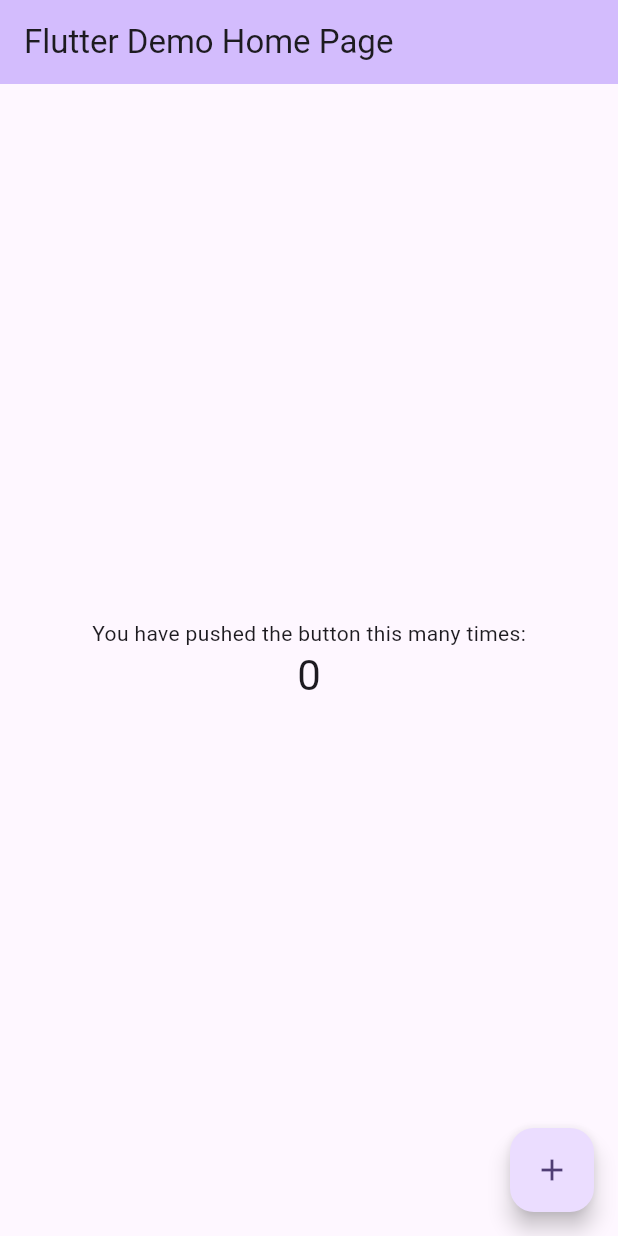
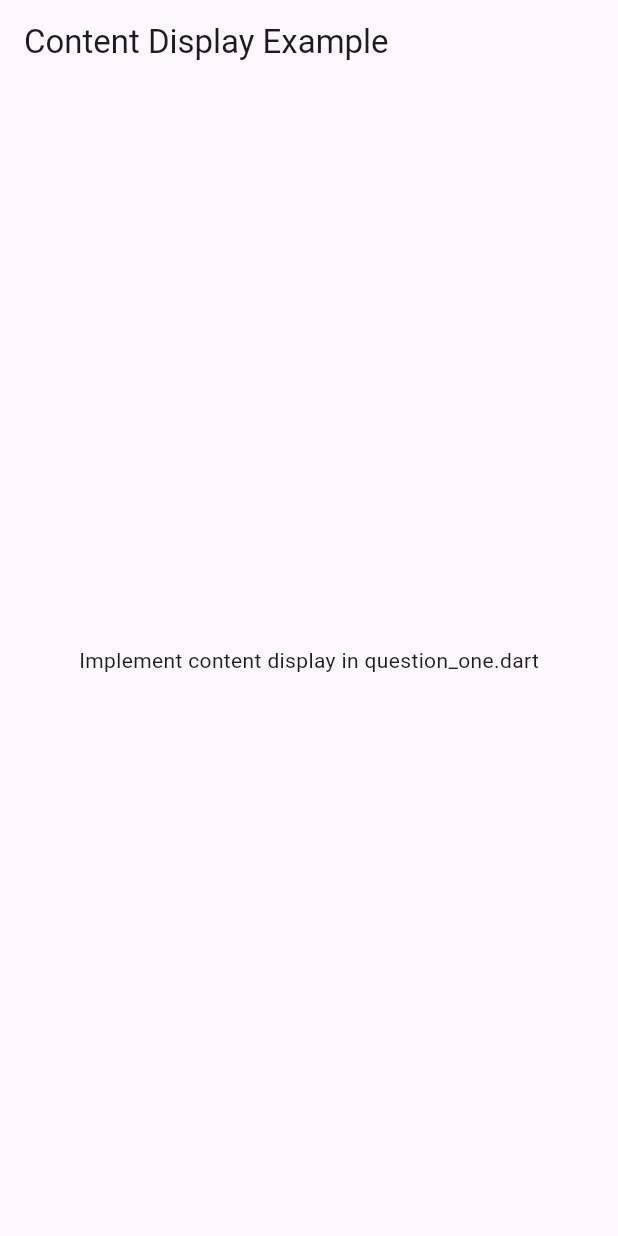
Before and after one commit to 24shrouk/task_one, a Flutter app: the screen it shows after launch, on a phone screen of 412 x 824 dp. Run offline on Flutter 3.47's test engine with Material 3 defaults, Android fonts, the phone set to English and light mode, and no system bars.

Commit message:
5 questions

```diff
--- a/lib/main.dart
+++ b/lib/main.dart
@@ -1,122 +1,21 @@
 import 'package:flutter/material.dart';
 
 void main() {
-  runApp(const MyApp());
+  runApp(const TaskOne());
 }
 
-class MyApp extends StatelessWidget {
-  const MyApp({super.key});
+class TaskOne extends StatelessWidget {
+  const TaskOne({super.key});
 
-  // This widget is the root of your application.
   @override
   Widget build(BuildContext context) {
     return MaterialApp(
-      title: 'Flutter Demo',
-      theme: ThemeData(
-        // This is the theme of your application.
-        //
-        // TRY THIS: Try running your application with "flutter run". You'll see
-        // the application has a purple toolbar. Then, without quitting the app,
-        // try changing the seedColor in the colorScheme below to Colors.green
-        // and then invoke "hot reload" (save your changes or press the "hot
-        // reload" button in a Flutter-supported IDE, or press "r" if you used
-        // the command line to start the app).
-        //
-        // Notice that the counter didn't reset back to zero; the application
-        // state is not lost during the reload. To reset the state, use hot
-        // restart instead.
-        //
-        // This works for code too, not just values: Most code changes can be
-        // tested with just a hot reload.
-        colorScheme: ColorScheme.fromSeed(seedColor: Colors.deepPurple),
+      home: Scaffold(
+        appBar: AppBar(title: const Text('Content Display Example')),
+        body: const Center(
+          child: Text('Implement content display in question_one.dart'),
+        ),
       ),
-      home: const MyHomePage(title: 'Flutter Demo Home Page'),
     );
   }
 }
-
-class MyHomePage extends StatefulWidget {
-  const MyHomePage({super.key, required this.title});
-
-  // This widget is the home page of your application. It is stateful, meaning
-  // that it has a State object (defined below) that contains fields that affect
-  // how it looks.
-
-  // This class is the configuration for the state. It holds the values (in this
-  // case the title) provided by the parent (in this case the App widget) and
-  // used by the build method of the State. Fields in a Widget subclass are
-  // always marked "final".
-
-  final String title;
-
-  @override
-  State<MyHomePage> createState() => _MyHomePageState();
-}
-
-class _MyHomePageState extends State<MyHomePage> {
-  int _counter = 0;
-
-  void _incrementCounter() {
-    setState(() {
-      // This call to setState tells the Flutter framework that something has
-      // changed in this State, which causes it to rerun the build method below
-      // so that the display can reflect the updated values. If we changed
-      // _counter without calling setState(), then the build method would not be
-      // called again, and so nothing would appear to happen.
-      _counter++;
-    });
-  }
-
-  @override
-  Widget build(BuildContext context) {
-    // This method is rerun every time setState is called, for instance as done
-    // by the _incrementCounter method above.
-    //
-    // The Flutter framework has been optimized to make rerunning build methods
-    // fast, so that you can just rebuild anything that needs updating rather
-    // than having to individually change instances of widgets.
-    return Scaffold(
-      appBar: AppBar(
-        // TRY THIS: Try changing the color here to a specific color (to
-        // Colors.amber, perhaps?) and trigger a hot reload to see the AppBar
-        // change color while the other colors stay the same.
-        backgroundColor: Theme.of(context).colorScheme.inversePrimary,
-        // Here we take the value from the MyHomePage object that was created by
-        // the App.build method, and use it to set our appbar title.
-        title: Text(widget.title),
-      ),
-      body: Center(
-        // Center is a layout widget. It takes a single child and positions it
-        // in the middle of the parent.
-        child: Column(
-          // Column is also a layout widget. It takes a list of children and
-          // arranges them vertically. By default, it sizes itself to fit its
-          // children horizontally, and tries to be as tall as its parent.
-          //
-          // Column has various properties to control how it sizes itself and
-          // how it positions its children. Here we use mainAxisAlignment to
-          // center the children vertically; the main axis here is the vertical
-          // axis because Columns are vertical (the cross axis would be
-          // horizontal).
-          //
-          // TRY THIS: Invoke "debug painting" (choose the "Toggle Debug Paint"
-          // action in the IDE, or press "p" in the console), to see the
-          // wireframe for each widget.
-          mainAxisAlignment: MainAxisAlignment.center,
-          children: <Widget>[
-            const Text('You have pushed the button this many times:'),
-            Text(
-              '$_counter',
-              style: Theme.of(context).textTheme.headlineMedium,
-            ),
-          ],
-        ),
-      ),
-      floatingActionButton: FloatingActionButton(
-        onPressed: _incrementCounter,
-        tooltip: 'Increment',
-        child: const Icon(Icons.add),
-      ), // This trailing comma makes auto-formatting nicer for build methods.
-    );
-  }
-}
```
Also changed, not shown: lib/question_four.dart (added, +42 -0 lines), lib/question_three.dart (added, +51 -0 lines), lib/question_two.dart (added, +32 -0 lines), lib/question_five.dart (added).
